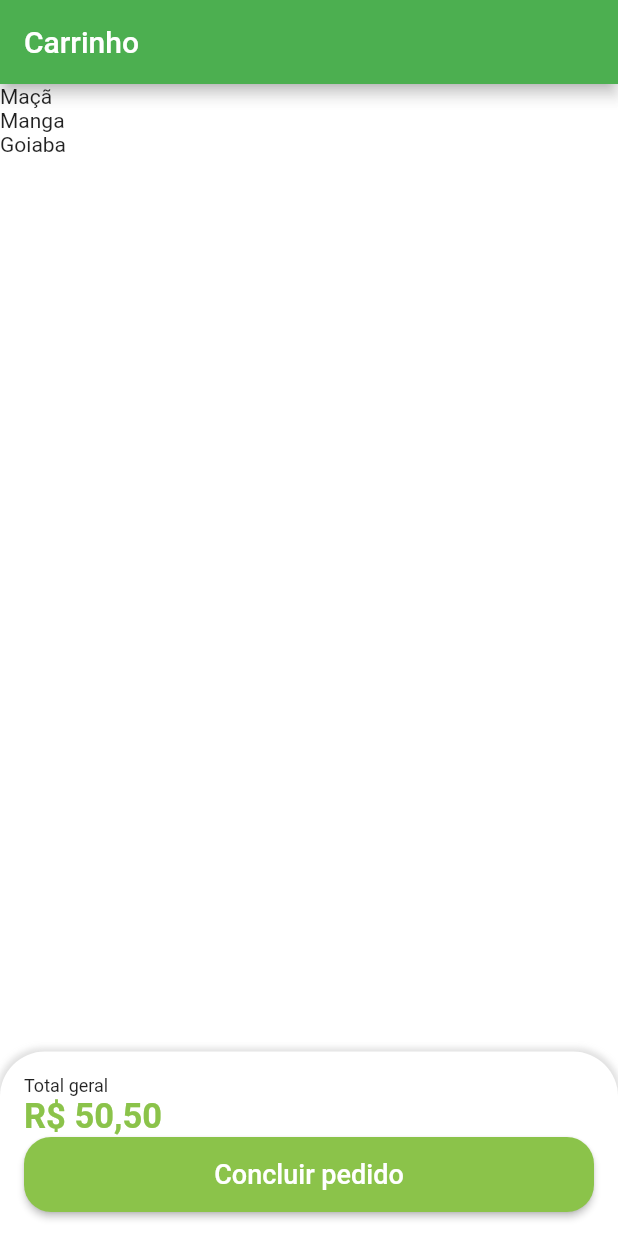
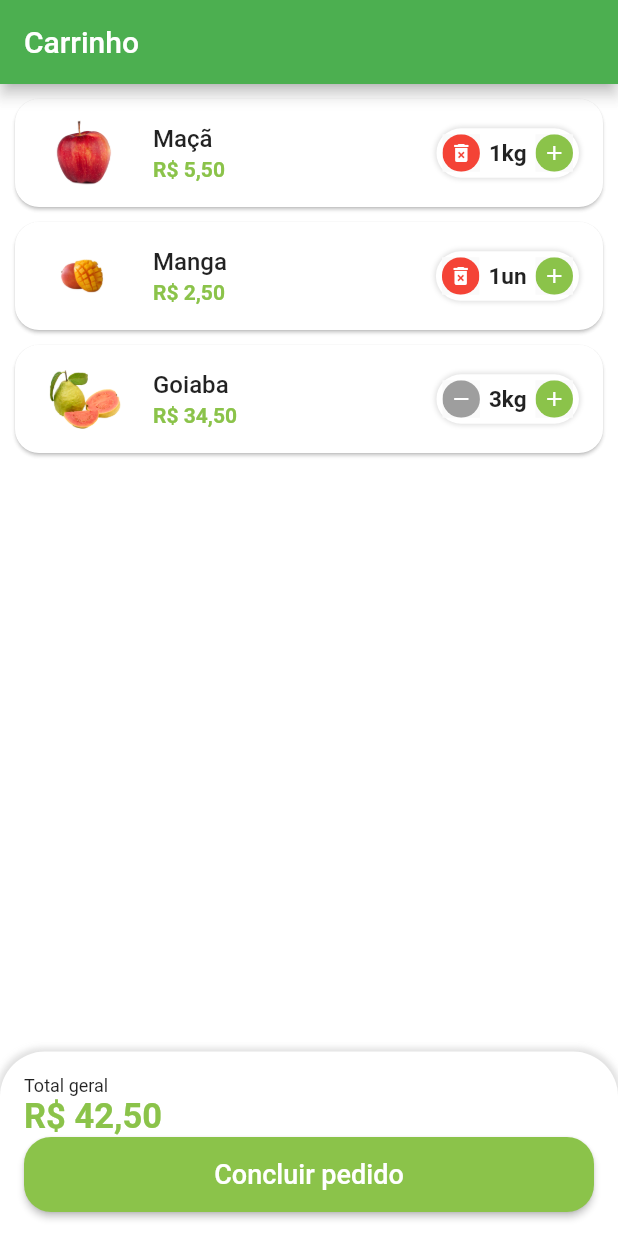
Before and after one commit to LuizMauro/flutter-mobile-shop, a Flutter app: the CartTab screen opened directly, on a phone screen of 412 x 824 dp. Run offline on Flutter 3.47's test engine with Material 2 defaults, Android fonts, the phone set to English and light mode, and no system bars; our stand-ins replace animated_text_kit, badges, mask_text_input_formatter.

Commit message:
finish ui screen cart

```diff
--- a/lib/src/config/app_data.dart
+++ b/lib/src/config/app_data.dart
@@ -78,7 +78,7 @@ List<String> categories = [
 List<CartItemModel> cartItems = [
   CartItemModel(
     item: apple,
-    quantity: 2,
+    quantity: 1,
   ),
   CartItemModel(
     item: mango,
--- a/lib/src/models/cart_item_model.dart
+++ b/lib/src/models/cart_item_model.dart
@@ -5,4 +5,8 @@ class CartItemModel {
   int quantity;
 
   CartItemModel({required this.item, required this.quantity});
+
+  double totalPrice() {
+    return item.price * quantity;
+  }
 }
--- a/lib/src/pages/cart/cart_tab.dart
+++ b/lib/src/pages/cart/cart_tab.dart
@@ -1,12 +1,33 @@
 import 'package:flutter/material.dart';
 import 'package:teste/src/config/custom_colors.dart';
+import 'package:teste/src/models/cart_item_model.dart';
+import 'package:teste/src/pages/cart/components/cart_tile.dart';
 import 'package:teste/src/services/utils_service.dart';
 import 'package:teste/src/config/app_data.dart' as appData;
 
-class CartTab extends StatelessWidget {
-  CartTab({super.key});
+class CartTab extends StatefulWidget {
+  const CartTab({super.key});
 
+  @override
+  State<CartTab> createState() => _CartTabState();
+}
+
+class _CartTabState extends State<CartTab> {
   final UtilsServices utilsServices = UtilsServices();
+
+  void removeItemFromCart(CartItemModel cartItem) {
+    setState(() {
+      appData.cartItems.remove(cartItem);
+    });
+  }
+
+  double cartTotalPrice() {
+    double total = 0;
+    for (var element in appData.cartItems) {
+      total += element.totalPrice();
+    }
+    return total;
+  }
 
   @override
   Widget build(BuildContext context) {
@@ -20,7 +41,10 @@ class CartTab extends StatelessWidget {
             child: ListView.builder(
               itemCount: appData.cartItems.length,
               itemBuilder: (_, index) {
-                return Text(appData.cartItems[index].item.itemName);
+                return CartTile(
+                  cartItem: appData.cartItems[index],
+                  remove: removeItemFromCart,
+                );
               },
             ),
           ),
@@ -49,7 +73,7 @@ class CartTab extends StatelessWidget {
                   ),
                 ),
                 Text(
-                  utilsServices.priceToCurrency(50.5),
+                  utilsServices.priceToCurrency(cartTotalPrice()),
                   style: TextStyle(
                     fontSize: 23,
                     color: CustomColors.customSwatchColor,
@@ -65,7 +89,10 @@ class CartTab extends StatelessWidget {
                         borderRadius: BorderRadius.circular(18),
                       ),
                     ),
-                    onPressed: () {},
+                    onPressed: () async {
+                      bool? result = await showOrderConfirmation();
+                      print(result);
+                    },
                     child: const Text(
                       'Concluir pedido',
                       style: TextStyle(
@@ -81,4 +108,38 @@ class CartTab extends StatelessWidget {
       ),
     );
   }
+
+  Future<bool?> showOrderConfirmation() {
+    return showDialog<bool>(
+      context: context,
+      builder: (context) {
+        return AlertDialog(
+          shape: RoundedRectangleBorder(
+            borderRadius: BorderRadius.circular(20),
+          ),
+          title: const Text('Confirmação'),
+          content: const Text('Deseja realmente concluir o pedido?'),
+          actions: [
+            TextButton(
+              onPressed: () {
+                Navigator.of(context).pop(false);
+              },
+              child: const Text('Não'),
+            ),
+            ElevatedButton(
+              style: ElevatedButton.styleFrom(
+                shape: RoundedRectangleBorder(
+                  borderRadius: BorderRadius.circular(20),
+                ),
+              ),
+              onPressed: () {
+                Navigator.of(context).pop(true);
+              },
+              child: const Text('Sim'),
+            ),
+          ],
+        );
+      },
+    );
+  }
 }
--- /dev/null
+++ b/lib/src/pages/cart/components/cart_tile.dart
@@ -0,0 +1,71 @@
+import 'package:flutter/material.dart';
+import 'package:teste/src/config/custom_colors.dart';
+import 'package:teste/src/models/cart_item_model.dart';
+import 'package:teste/src/pages/commom_widgets/quantity_widget.dart';
+import 'package:teste/src/services/utils_service.dart';
+
+class CartTile extends StatefulWidget {
+  final CartItemModel cartItem;
+  final Function(CartItemModel) remove;
+
+  const CartTile({
+    super.key,
+    required this.cartItem,
+    required this.remove,
+  });
+
+  @override
+  State<CartTile> createState() => _CartTileState();
+}
+
+class _CartTileState extends State<CartTile> {
+  final UtilsServices utilsServices = UtilsServices();
+
+  @override
+  Widget build(BuildContext context) {
+    return Card(
+      margin: const EdgeInsets.fromLTRB(10, 10, 10, 0),
+      shape: RoundedRectangleBorder(
+        borderRadius: BorderRadius.circular(16),
+      ),
+      child: ListTile(
+        //image
+        leading: Image.asset(
+          widget.cartItem.item.imgUrl,
+          height: 60,
+          width: 60,
+        ),
+        //Title
+        title: Text(
+          widget.cartItem.item.itemName,
+          style: const TextStyle(
+            fontWeight: FontWeight.w500,
+          ),
+        ),
+        //total
+        subtitle: Text(
+          utilsServices.priceToCurrency(widget.cartItem.totalPrice()),
+          style: TextStyle(
+            color: CustomColors.customSwatchColor,
+            fontWeight: FontWeight.bold,
+          ),
+        ),
+        //Quantity
+        trailing: QuantityWidget(
+          value: widget.cartItem.quantity,
+          suffixText: widget.cartItem.item.unit,
+          isRemovable: true,
+          result: (quantity) {
+            setState(() {
+              widget.cartItem.quantity = quantity;
+
+              if (quantity == 0) {
+                widget.remove(widget.cartItem);
+              }
+            });
+          },
+        ),
+      ),
+    );
+  }
+}
--- a/lib/src/pages/commom_widgets/quantity_widget.dart
+++ b/lib/src/pages/commom_widgets/quantity_widget.dart
@@ -5,12 +5,14 @@ class QuantityWidget extends StatelessWidget {
   final int value;
   final String suffixText;
   final Function(int quantity) result;
+  final bool isRemovable;
 
   const QuantityWidget({
     super.key,
     required this.value,
     required this.suffixText,
     required this.result,
+    this.isRemovable = false,
   });
 
   @override
@@ -29,12 +31,14 @@ class QuantityWidget extends StatelessWidget {
         ],
       ),
       child: Row(
+        mainAxisSize: MainAxisSize.min,
         children: [
           _QuantityButton(
-            icon: Icons.remove,
-            color: Colors.grey,
+            icon:
+                !isRemovable || value > 1 ? Icons.remove : Icons.delete_forever,
+            color: !isRemovable || value > 1 ? Colors.grey : Colors.red,
             onPressed: () {
-              if (value == 1) return;
+              if (value == 1 && !isRemovable) return;
 
               int resultCount = value - 1;
               result(resultCount);
```
